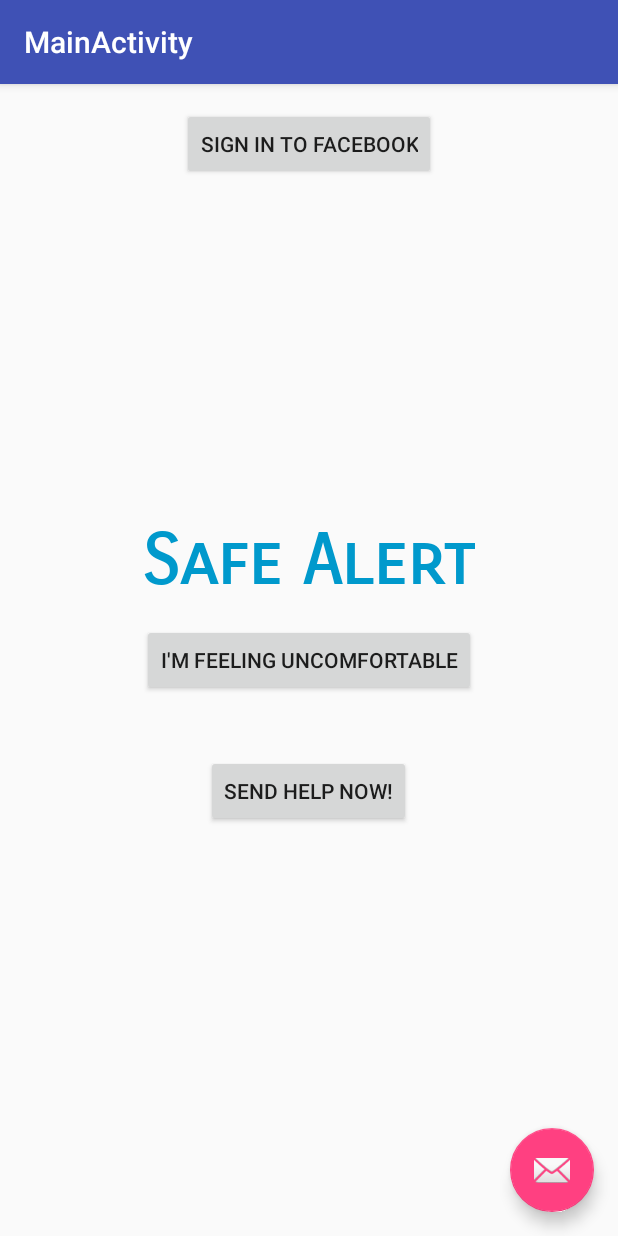
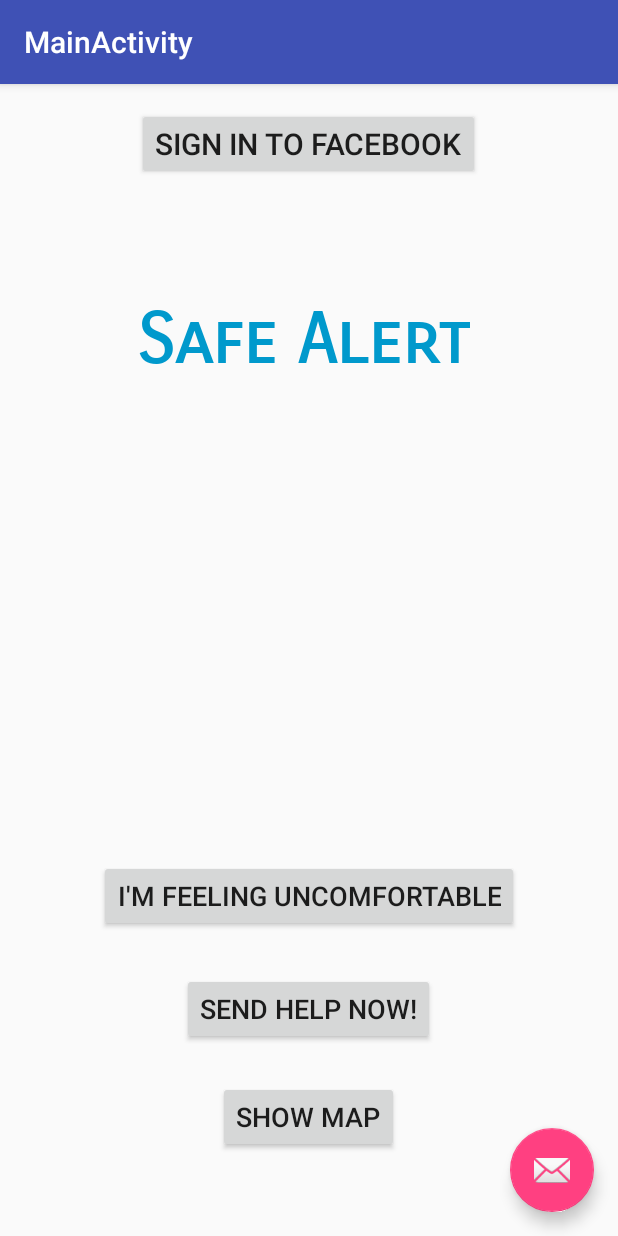
Before and after one commit to RajviM7/SafeAlert, an Android app: the MainActivity screen opened directly, with no data from a screen before it, on a phone screen of 412 x 824 dp. Run offline under Robolectric (Android 15) with nearby library versions, the phone set to English and light mode, and no system bars.

```diff
--- a/app/src/main/java/com/example/rajvi/safealert/MainActivity.java
+++ b/app/src/main/java/com/example/rajvi/safealert/MainActivity.java
@@ -45,6 +45,19 @@ public class MainActivity extends AppCompatActivity {
             }
 
         });
+
+        final MainActivity activity2 = this;
+        Button mButton6 = (Button) findViewById(R.id.button6);
+//        FloatingActionButton mbutton = (FloatingActionButton) findViewById(R.id.button);
+        mButton6.setOnClickListener(new View.OnClickListener() {
+
+            @Override
+            public void onClick(View view) {
+                Intent map = new Intent(MainActivity.this, MapsActivity.class);
+                MainActivity.this.startActivity(map);
+            }
+
+        });
     }
 
 
@@ -52,7 +65,7 @@ public class MainActivity extends AppCompatActivity {
     ActivityCompat.requestPermissions(this,
     new String[]{Manifest.permission.RECORD_AUDIO}, MIC_PERMISSION_REQUEST_CODE);
     */
-    //add the above line of code when the user hits the "I'm nervous" button. It allows app to access mic in case of necesary 911 call
+    //add the above line of code when the user hits the "I'm feeling uncomfortable" button. It allows app to access mic in case of necesary 911 call
 
     /*
         public static boolean callPolice(){ //calls the police
--- a/app/src/main/res/layout/content_main.xml
+++ b/app/src/main/res/layout/content_main.xml
@@ -17,26 +17,19 @@
         android:text="Sign in to Facebook"
         android:layout_width="wrap_content"
         android:layout_height="wrap_content"
+        android:id="@+id/button3"
+        android:layout_centerHorizontal="true"
         android:layout_alignParentTop="true"
-        android:layout_centerHorizontal="true"
-        android:id="@+id/button3" />
+        android:textSize="20sp" />
 
     <Button
-        android:text="I'm Feeling Uncomfortable"
+        android:text="Show Map"
         android:layout_width="wrap_content"
         android:layout_height="wrap_content"
-        android:id="@+id/button"
-        android:onClick="onClick"
-        android:layout_centerVertical="true"
-        android:layout_centerHorizontal="true" />
-
-    <Button
-        android:text="Send Help Now!"
-        android:layout_width="wrap_content"
-        android:layout_height="wrap_content"
-        android:layout_marginTop="39dp"
-        android:id="@+id/button2"
-        android:layout_below="@+id/button"
+        android:id="@+id/button6"
+        android:textSize="18sp"
+        android:layout_marginBottom="39dp"
+        android:layout_alignParentBottom="true"
         android:layout_centerHorizontal="true" />
 
     <TextView
@@ -50,8 +43,29 @@
         android:textStyle="normal|bold"
         android:textAlignment="center"
         android:textColor="@android:color/holo_blue_dark"
-        android:layout_above="@+id/button"
-        android:layout_alignLeft="@+id/button"
-        android:layout_alignStart="@+id/button"
-        android:layout_marginBottom="14dp" />
+        android:layout_below="@+id/button3"
+        android:layout_alignLeft="@+id/button3"
+        android:layout_alignStart="@+id/button3"
+        android:layout_marginTop="79dp" />
+
+    <Button
+        android:text="I'm Feeling Uncomfortable"
+        android:layout_width="wrap_content"
+        android:layout_height="wrap_content"
+        android:id="@+id/button"
+        android:onClick="onClick"
+        android:textSize="18sp"
+        android:layout_marginBottom="27dp"
+        android:layout_above="@+id/button2"
+        android:layout_centerHorizontal="true" />
+
+    <Button
+        android:text="Send Help Now!"
+        android:layout_width="wrap_content"
+        android:layout_height="wrap_content"
+        android:id="@+id/button2"
+        android:textSize="18sp"
+        android:layout_marginBottom="24dp"
+        android:layout_above="@+id/button6"
+        android:layout_centerHorizontal="true" />
 </RelativeLayout>
--- a/app/src/main/res/values/strings.xml
+++ b/app/src/main/res/values/strings.xml
@@ -20,4 +20,5 @@
     <string name="title_activity_screen2_v2">Screen2V2Activity</string>
     <string name="action_settings">Settings</string>
     <string name="section_format">Hello World from section: %1$d</string>
+    <string name="title_activity_maps">Map</string>
 </resources>
```
Also changed, not shown: app/build.gradle (+5 -4 lines), app/src/debug/res/values/google_maps_api.xml (added, +21 -0 lines), app/src/main/AndroidManifest.xml (+25 -2 lines), app/src/main/java/com/example/rajvi/safealert/MapsActivity.java (added, +46 -0 lines), app/src/main/res/layout/activity_maps.xml (added, +8 -0 lines), 1 other file.
